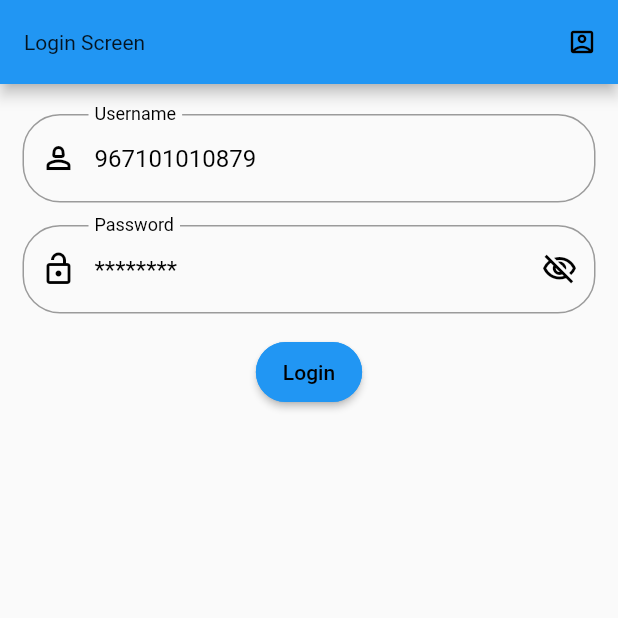
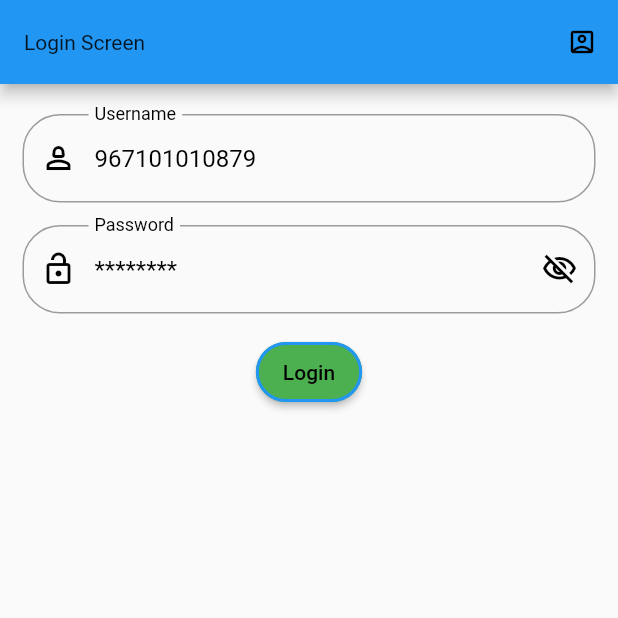
Before and after one commit to jyothishreddy18/CICD_DEMO, a Flutter app: the screen it shows after launch, on a phone screen of 412 x 824 dp, the top half of it. Run offline on Flutter 3.47's test engine with Material 2 defaults, Android fonts, the phone set to English and light mode, and no system bars; Roboto replaces fonts that are missing (PtcRegular).

Commit message:
initial CICD demo11

```diff
--- a/lib/Views/Login.dart
+++ b/lib/Views/Login.dart
@@ -105,7 +105,6 @@ class _LoginScreenState extends State<LoginScreen> {
                       borderSide: BorderSide(
                           color: Colors.black,
                           style: BorderStyle.solid,
-                          strokeAlign: 20,
                           width: 3),
                       borderRadius: BorderRadius.circular(25),
                     ),
@@ -113,7 +112,7 @@ class _LoginScreenState extends State<LoginScreen> {
                       borderSide: BorderSide(color: Colors.black12),
                       borderRadius: BorderRadius.circular(25),
                     ),
-                    prefixIcon: const Icon(
+                    prefixIcon: Icon(
                       Icons.person_2_outlined,
                       color: Colors.black,
                     )),
@@ -134,12 +133,12 @@ class _LoginScreenState extends State<LoginScreen> {
                     keyboardType: TextInputType.visiblePassword,
                     obscuringCharacter: "*",
                     cursorColor: Colors.black,
-                    style: const TextStyle(color: Colors.black),
+                    style:  TextStyle(color: Colors.black),
                     decoration: InputDecoration(
                       fillColor: Colors.black,
-                      iconColor: Colors.black,
+                      // iconColor: Colors.black,
                       border: OutlineInputBorder(
-                        borderSide: const BorderSide(color: Colors.black),
+                        borderSide: BorderSide(color: Colors.black),
                         borderRadius: BorderRadius.circular(25),
                       ),
                       focusedBorder: OutlineInputBorder(
@@ -173,7 +172,7 @@ class _LoginScreenState extends State<LoginScreen> {
               ),
               ElevatedButton(
                   style: ElevatedButton.styleFrom(
-                    backgroundColor: Colors.blue,
+                    backgroundColor: Colors.green,
                     padding: EdgeInsets.only(
                         left: 18, right: 18, top: 12, bottom: 12),
                     shape: RoundedRectangleBorder(
```
